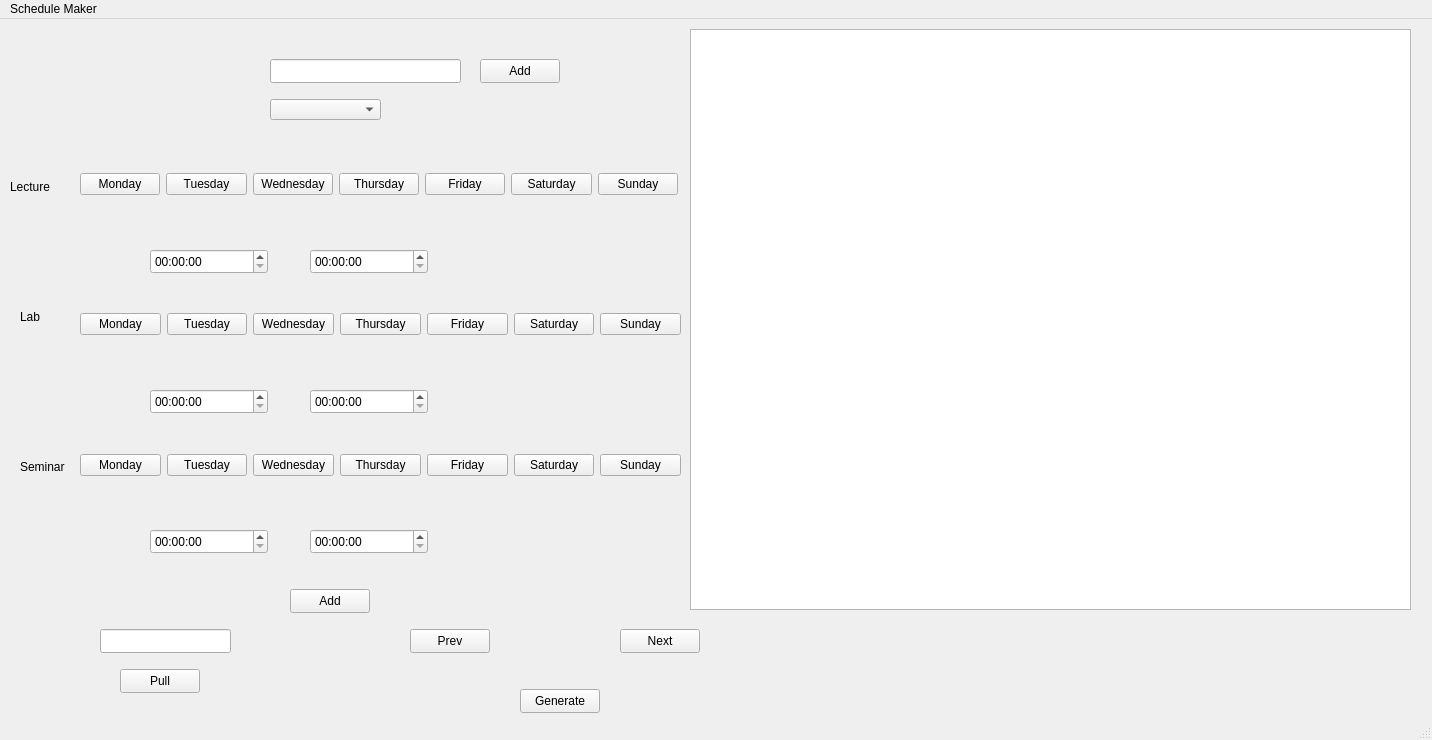
muzair2003/GriffinScheduler, file mainwindow.ui: the form before one commit.
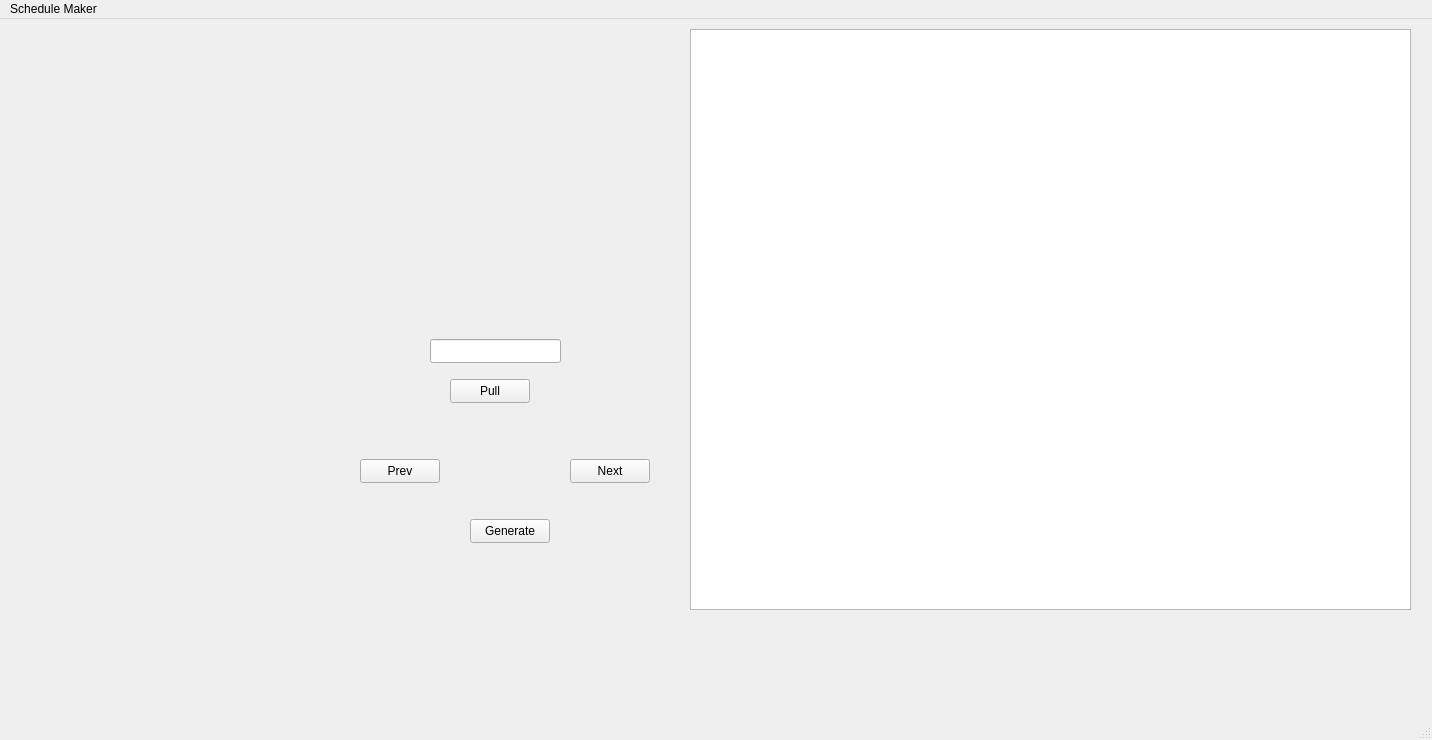
The form after the commit.

Patch:
```diff
--- a/mainwindow.ui
+++ b/mainwindow.ui
@@ -14,339 +14,11 @@
    <string>MainWindow</string>
   </property>
   <widget class="QWidget" name="centralwidget">
-   <widget class="QWidget" name="horizontalLayoutWidget">
-    <property name="geometry">
-     <rect>
-      <x>80</x>
-      <y>130</y>
-      <width>598</width>
-      <height>71</height>
-     </rect>
-    </property>
-    <layout class="QHBoxLayout" name="Lecture">
-     <item>
-      <widget class="QPushButton" name="LecMondayButton">
-       <property name="text">
-        <string>Monday</string>
-       </property>
-      </widget>
-     </item>
-     <item>
-      <widget class="QPushButton" name="LecTuesdayButton">
-       <property name="text">
-        <string>Tuesday</string>
-       </property>
-      </widget>
-     </item>
-     <item>
-      <widget class="QPushButton" name="LecWednesdayButton">
-       <property name="text">
-        <string>Wednesday</string>
-       </property>
-      </widget>
-     </item>
-     <item>
-      <widget class="QPushButton" name="LecThursdayButton">
-       <property name="text">
-        <string>Thursday</string>
-       </property>
-      </widget>
-     </item>
-     <item>
-      <widget class="QPushButton" name="LecFridayButton">
-       <property name="text">
-        <string>Friday</string>
-       </property>
-      </widget>
-     </item>
-     <item>
-      <widget class="QPushButton" name="LecSaturdayButton">
-       <property name="text">
-        <string>Saturday</string>
-       </property>
-      </widget>
-     </item>
-     <item>
-      <widget class="QPushButton" name="LecSundayButton">
-       <property name="text">
-        <string>Sunday</string>
-       </property>
-      </widget>
-     </item>
-    </layout>
-   </widget>
-   <widget class="QPushButton" name="SubjectList">
-    <property name="geometry">
-     <rect>
-      <x>290</x>
-      <y>570</y>
-      <width>80</width>
-      <height>24</height>
-     </rect>
-    </property>
-    <property name="text">
-     <string>Add</string>
-    </property>
-   </widget>
-   <widget class="QTimeEdit" name="LecStartTime">
-    <property name="geometry">
-     <rect>
-      <x>150</x>
-      <y>230</y>
-      <width>118</width>
-      <height>25</height>
-     </rect>
-    </property>
-   </widget>
-   <widget class="QTimeEdit" name="LecEndTime">
-    <property name="geometry">
-     <rect>
-      <x>310</x>
-      <y>230</y>
-      <width>118</width>
-      <height>25</height>
-     </rect>
-    </property>
-   </widget>
-   <widget class="QComboBox" name="ListSubject">
-    <property name="geometry">
-     <rect>
-      <x>270</x>
-      <y>80</y>
-      <width>111</width>
-      <height>21</height>
-     </rect>
-    </property>
-   </widget>
-   <widget class="QLineEdit" name="SubjectEnter">
-    <property name="geometry">
-     <rect>
-      <x>270</x>
-      <y>40</y>
-      <width>191</width>
-      <height>24</height>
-     </rect>
-    </property>
-   </widget>
-   <widget class="QPushButton" name="SubjectAdd">
-    <property name="geometry">
-     <rect>
-      <x>480</x>
-      <y>40</y>
-      <width>80</width>
-      <height>24</height>
-     </rect>
-    </property>
-    <property name="text">
-     <string>Add</string>
-    </property>
-   </widget>
-   <widget class="QTimeEdit" name="LabStartTime">
-    <property name="geometry">
-     <rect>
-      <x>150</x>
-      <y>370</y>
-      <width>118</width>
-      <height>25</height>
-     </rect>
-    </property>
-   </widget>
-   <widget class="QTimeEdit" name="LabEndTime">
-    <property name="geometry">
-     <rect>
-      <x>310</x>
-      <y>370</y>
-      <width>118</width>
-      <height>25</height>
-     </rect>
-    </property>
-   </widget>
-   <widget class="QWidget" name="horizontalLayoutWidget_2">
-    <property name="geometry">
-     <rect>
-      <x>80</x>
-      <y>270</y>
-      <width>601</width>
-      <height>71</height>
-     </rect>
-    </property>
-    <layout class="QHBoxLayout" name="Lab">
-     <item>
-      <widget class="QPushButton" name="LabMondayButton">
-       <property name="text">
-        <string>Monday</string>
-       </property>
-      </widget>
-     </item>
-     <item>
-      <widget class="QPushButton" name="LabTuesdayButton">
-       <property name="text">
-        <string>Tuesday</string>
-       </property>
-      </widget>
-     </item>
-     <item>
-      <widget class="QPushButton" name="LabWednesdayButton">
-       <property name="text">
-        <string>Wednesday</string>
-       </property>
-      </widget>
-     </item>
-     <item>
-      <widget class="QPushButton" name="LabThursdayButton">
-       <property name="text">
-        <string>Thursday</string>
-       </property>
-      </widget>
-     </item>
-     <item>
-      <widget class="QPushButton" name="LabFridayButton">
-       <property name="text">
-        <string>Friday</string>
-       </property>
-      </widget>
-     </item>
-     <item>
-      <widget class="QPushButton" name="LabSaturdayButton">
-       <property name="text">
-        <string>Saturday</string>
-       </property>
-      </widget>
-     </item>
-     <item>
-      <widget class="QPushButton" name="LabSundayButton">
-       <property name="text">
-        <string>Sunday</string>
-       </property>
-      </widget>
-     </item>
-    </layout>
-   </widget>
-   <widget class="QTimeEdit" name="SemStartTime">
-    <property name="geometry">
-     <rect>
-      <x>150</x>
-      <y>510</y>
-      <width>118</width>
-      <height>25</height>
-     </rect>
-    </property>
-   </widget>
-   <widget class="QTimeEdit" name="SemEndTime">
-    <property name="geometry">
-     <rect>
-      <x>310</x>
-      <y>510</y>
-      <width>118</width>
-      <height>25</height>
-     </rect>
-    </property>
-   </widget>
-   <widget class="QWidget" name="horizontalLayoutWidget_3">
-    <property name="geometry">
-     <rect>
-      <x>80</x>
-      <y>410</y>
-      <width>601</width>
-      <height>72</height>
-     </rect>
-    </property>
-    <layout class="QHBoxLayout" name="Seminar">
-     <item>
-      <widget class="QPushButton" name="SemMondayButton">
-       <property name="text">
-        <string>Monday</string>
-       </property>
-      </widget>
-     </item>
-     <item>
-      <widget class="QPushButton" name="SemTuesdayButton">
-       <property name="text">
-        <string>Tuesday</string>
-       </property>
-      </widget>
-     </item>
-     <item>
-      <widget class="QPushButton" name="SemWednesdayButton">
-       <property name="text">
-        <string>Wednesday</string>
-       </property>
-      </widget>
-     </item>
-     <item>
-      <widget class="QPushButton" name="SemThursdayButton">
-       <property name="text">
-        <string>Thursday</string>
-       </property>
-      </widget>
-     </item>
-     <item>
-      <widget class="QPushButton" name="SemFridayButton">
-       <property name="text">
-        <string>Friday</string>
-       </property>
-      </widget>
-     </item>
-     <item>
-      <widget class="QPushButton" name="SemSaturdayButton">
-       <property name="text">
-        <string>Saturday</string>
-       </property>
-      </widget>
-     </item>
-     <item>
-      <widget class="QPushButton" name="SemSundayButton">
-       <property name="text">
-        <string>Sunday</string>
-       </property>
-      </widget>
-     </item>
-    </layout>
-   </widget>
-   <widget class="QLabel" name="LectureLabel">
-    <property name="geometry">
-     <rect>
-      <x>10</x>
-      <y>160</y>
-      <width>49</width>
-      <height>16</height>
-     </rect>
-    </property>
-    <property name="text">
-     <string>Lecture</string>
-    </property>
-   </widget>
-   <widget class="QLabel" name="LabLabel">
-    <property name="geometry">
-     <rect>
-      <x>20</x>
-      <y>290</y>
-      <width>49</width>
-      <height>16</height>
-     </rect>
-    </property>
-    <property name="text">
-     <string>Lab</string>
-    </property>
-   </widget>
-   <widget class="QLabel" name="SeminarLabel">
-    <property name="geometry">
-     <rect>
-      <x>20</x>
-      <y>440</y>
-      <width>49</width>
-      <height>16</height>
-     </rect>
-    </property>
-    <property name="text">
-     <string>Seminar</string>
-    </property>
-   </widget>
    <widget class="QPushButton" name="AlgorithmButton">
     <property name="geometry">
      <rect>
-      <x>520</x>
-      <y>670</y>
+      <x>470</x>
+      <y>500</y>
       <width>80</width>
       <height>24</height>
      </rect>
@@ -368,8 +40,8 @@
    <widget class="QPushButton" name="prevPageButton">
     <property name="geometry">
      <rect>
-      <x>410</x>
-      <y>610</y>
+      <x>360</x>
+      <y>440</y>
       <width>80</width>
       <height>24</height>
      </rect>
@@ -381,8 +53,8 @@
    <widget class="QPushButton" name="nextPageButton">
     <property name="geometry">
      <rect>
-      <x>620</x>
-      <y>610</y>
+      <x>570</x>
+      <y>440</y>
       <width>80</width>
       <height>24</height>
      </rect>
@@ -394,8 +66,8 @@
    <widget class="QLabel" name="PageNumber">
     <property name="geometry">
      <rect>
-      <x>520</x>
-      <y>610</y>
+      <x>470</x>
+      <y>440</y>
       <width>49</width>
       <height>16</height>
      </rect>
@@ -407,8 +79,8 @@
    <widget class="QPushButton" name="PullButton">
     <property name="geometry">
      <rect>
-      <x>120</x>
-      <y>650</y>
+      <x>450</x>
+      <y>360</y>
       <width>80</width>
       <height>24</height>
      </rect>
@@ -420,8 +92,8 @@
    <widget class="QLineEdit" name="PullSubject">
     <property name="geometry">
      <rect>
-      <x>100</x>
-      <y>610</y>
+      <x>430</x>
+      <y>320</y>
       <width>131</width>
       <height>24</height>
      </rect>
```
